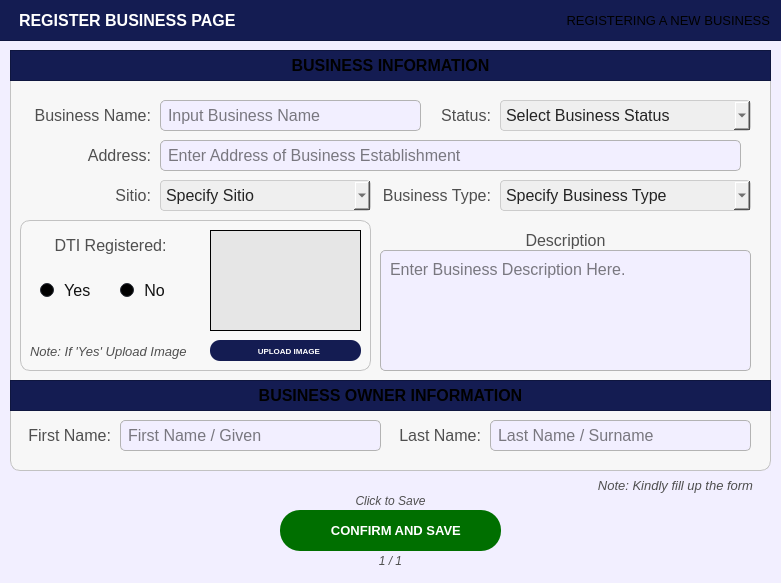
Above: UI/PopUp/Screen_Institutions/register_business.ui from Yohhannn/Barangay-Records-Statistics-System before the change. Below: the same form after it.
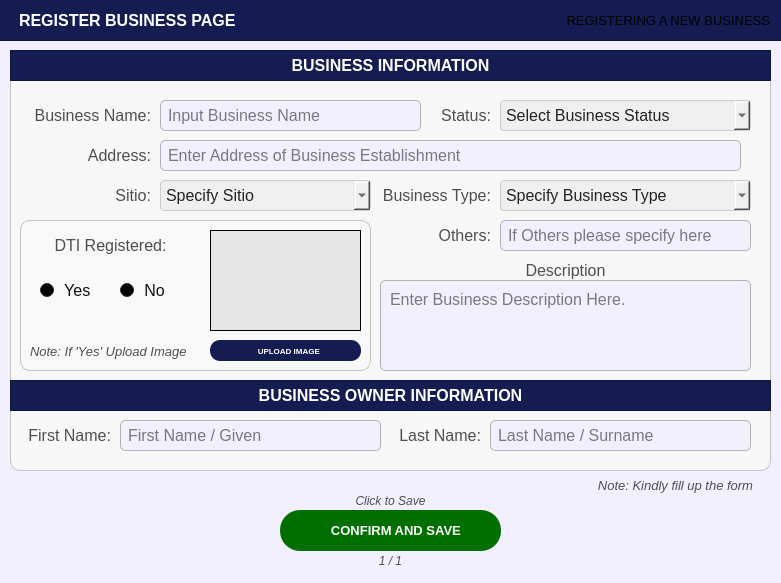
That is the form after the change. Icons and pictures are not drawn.

Commit message: - Added "others" section for business type

```diff
--- a/UI/PopUp/Screen_Institutions/register_business.ui
+++ b/UI/PopUp/Screen_Institutions/register_business.ui
@@ -555,7 +555,7 @@
       </font>
      </property>
      <property name="styleSheet">
-      <string notr="true">#label_title{
+      <string notr="true">#label_title_3{
 	background-color:transparent;
 	color: rgb(255, 255, 255);
 }</string>
@@ -935,7 +935,7 @@
       </font>
      </property>
      <property name="styleSheet">
-      <string notr="true">#label_title{
+      <string notr="true">#label_title_4{
 	background-color:transparent;
 	color: rgb(255, 255, 255);
 }</string>
@@ -2246,9 +2246,9 @@
     <property name="geometry">
      <rect>
       <x>370</x>
-      <y>200</y>
+      <y>230</y>
       <width>371</width>
-      <height>121</height>
+      <height>91</height>
      </rect>
     </property>
     <property name="font">
@@ -2276,7 +2276,7 @@
     <property name="geometry">
      <rect>
       <x>370</x>
-      <y>180</y>
+      <y>210</y>
       <width>371</width>
       <height>21</height>
      </rect>
@@ -2300,6 +2300,70 @@
      <set>Qt::AlignmentFlag::AlignCenter</set>
     </property>
    </widget>
+   <widget class="QLineEdit" name="register_BusinessType_others">
+    <property name="geometry">
+     <rect>
+      <x>490</x>
+      <y>170</y>
+      <width>251</width>
+      <height>31</height>
+     </rect>
+    </property>
+    <property name="font">
+     <font>
+      <family>Arial</family>
+      <pointsize>12</pointsize>
+     </font>
+    </property>
+    <property name="styleSheet">
+     <string notr="true">#register_BusinessType_others{
+	border: 1px solid #b3b3b3;  /* Black border */
+    border-radius: 5px;        /* Rounded corners */
+    padding: 5px;               /* Inner spacing */
+    background-color: #f2efff;  /* Gray background */
+    color: #000000; 
+}
+
+</string>
+    </property>
+    <property name="text">
+     <string/>
+    </property>
+    <property name="maxLength">
+     <number>50</number>
+    </property>
+    <property name="placeholderText">
+     <string>If Others please specify here</string>
+    </property>
+   </widget>
+   <widget class="QLabel" name="register_labelBusinessType_others">
+    <property name="geometry">
+     <rect>
+      <x>370</x>
+      <y>170</y>
+      <width>111</width>
+      <height>31</height>
+     </rect>
+    </property>
+    <property name="font">
+     <font>
+      <family>Arial</family>
+      <pointsize>12</pointsize>
+     </font>
+    </property>
+    <property name="styleSheet">
+     <string notr="true">#register_labelBusinessType_others{
+	background-color:transparent;
+	color:#4f4f4f;
+}</string>
+    </property>
+    <property name="text">
+     <string>Others:</string>
+    </property>
+    <property name="alignment">
+     <set>Qt::AlignmentFlag::AlignRight|Qt::AlignmentFlag::AlignTrailing|Qt::AlignmentFlag::AlignVCenter</set>
+    </property>
+   </widget>
   </widget>
   <widget class="QFrame" name="basePopUpTitleFrame">
    <property name="geometry">
```
Left out of the diff: 5 changed lines with no effect on the pictures. The commit also changes 1 other file.
